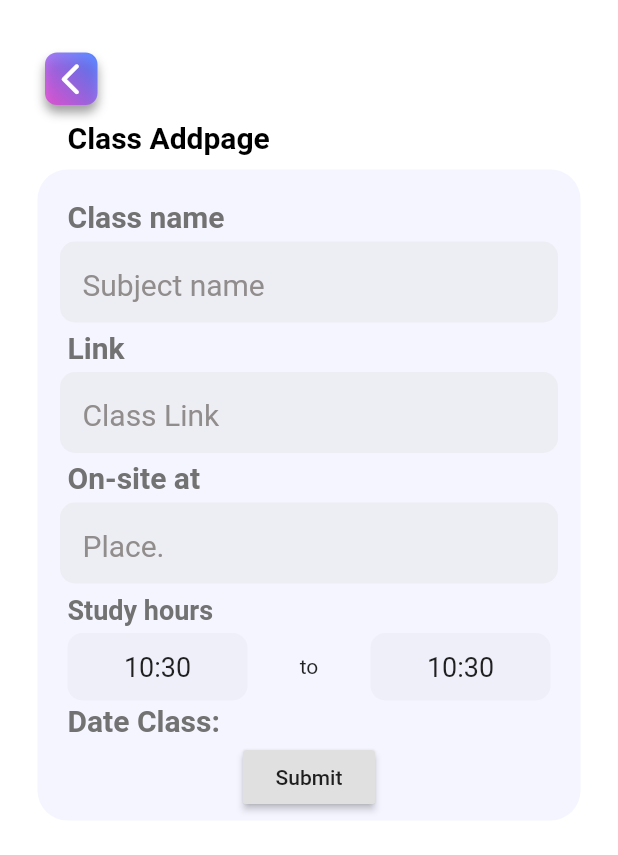
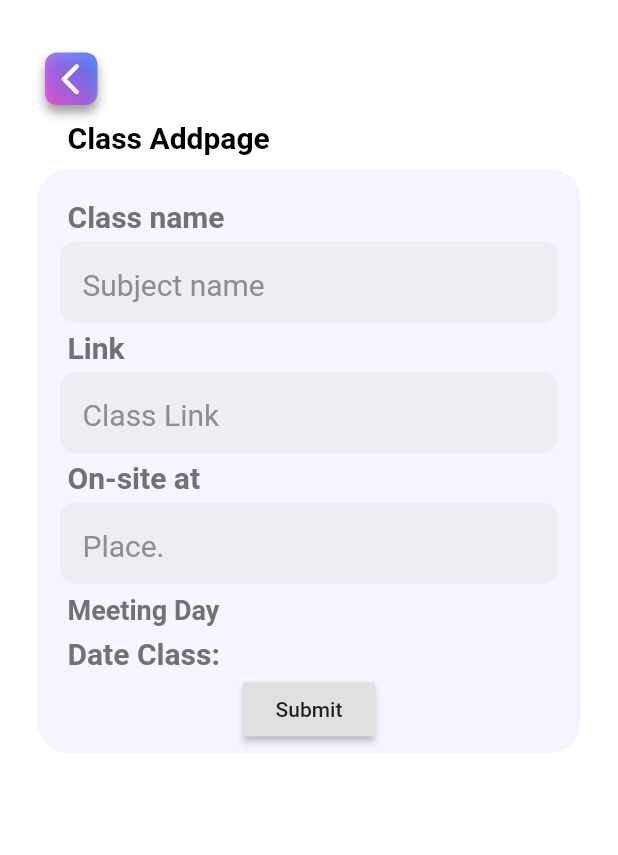
Before and after one commit to Nepumi-Jr/Time-Schedude, a Flutter app: the Addpage screen opened directly, on a phone screen of 412 x 824 dp. Shown: the top 855 px of the screen. Run offline on Flutter 3.47's test engine with Material 2 defaults, Android fonts, the phone set to English and light mode, and no system bars.

Commit message:
New AddPage :construction:

```diff
--- a/lib/front_end/addpage.dart
+++ b/lib/front_end/addpage.dart
@@ -1,8 +1,11 @@
 import 'dart:developer';
+import 'dart:io';
 import 'dart:math';
 
 import 'package:flutter/cupertino.dart';
 import 'package:flutter/material.dart';
+import 'package:sendlink_application/back_end/Timetable.dart';
+import 'package:sendlink_application/back_end/storage.dart';
 import 'package:sendlink_application/back_end/subject.dart';
 import 'package:sendlink_application/front_end/checkbox_state.dart';
 import 'colors.dart' as color;
@@ -26,6 +29,8 @@ class _AddpageState extends State<Addpage> {
   late TimeOfDay time_end_picker;
   late TimeOfDay picked;
 
+  late String subject;
+
   bool value = false;
 
   List<CheckBoxState> dayInWeek = [];
@@ -48,6 +53,15 @@ class _AddpageState extends State<Addpage> {
     super.initState();
     time_start_picker = TimeOfDay.now();
     time_end_picker = TimeOfDay.now();
+  }
+
+  Future<File> _incrementCounter() {
+    setState(() {
+      subject = TimeTable.timetable.toString();
+    });
+
+    // Write the variable as a string to the file.
+    return Storage.writeSubject(subject);
   }
 
   Future<Null> selectTimeStart(BuildContext context) async {
@@ -287,72 +301,13 @@ class _AddpageState extends State<Addpage> {
                   SizedBox(height: 2),
                   Row(children: [
                     SizedBox(width: 10),
-                    Text("Study hours",
+                    Text("Meeting Day",
                         style: TextStyle(
                             fontSize: 18,
                             color: color.AppColor.Font_sub,
                             fontWeight: FontWeight.bold)),
                   ]),
                   SizedBox(height: 5),
-                  Row(
-                    children: [
-                      SizedBox(
-                        width: 10,
-                      ),
-                      InkWell(
-                        onTap: () {
-                          selectTimeStart(context);
-                        }, // Handle your callback
-                        child: Ink(
-                          height: 45,
-                          width: 120,
-                          decoration: BoxDecoration(
-                            color: color.AppColor.box_class.withOpacity(0.5),
-                            borderRadius: BorderRadius.circular(10),
-                          ),
-                          child: Row(
-                            mainAxisAlignment: MainAxisAlignment.center,
-                            children: [
-                              Text(
-                                '${zeroHourCheck(time_start_picker)}:${zeroMinCheck(time_start_picker)}',
-                                style: TextStyle(fontSize: 18),
-                              ),
-                            ],
-                          ),
-                        ),
-                      ),
-                      Expanded(child: Container()),
-                      Container(
-                        child: Text("to"),
-                      ),
-                      Expanded(child: Container()),
-                      InkWell(
-                        onTap: () {
-                          selectTimeEnd(context);
-                        }, // Handle your callback
-                        child: Ink(
-                          height: 45,
-                          width: 120,
-                          decoration: BoxDecoration(
-                            color: color.AppColor.box_class.withOpacity(0.5),
-                            borderRadius: BorderRadius.circular(10),
-                          ),
-                          child: Row(
-                            mainAxisAlignment: MainAxisAlignment.center,
-                            children: [
-                              Text(
-                                '${zeroHourCheck(time_end_picker)}:${zeroMinCheck(time_end_picker)}',
-                                style: TextStyle(fontSize: 18),
-                              ),
-                            ],
-                          ),
-                        ),
-                      ),
-                      SizedBox(
-                        width: 10,
-                      ),
-                    ],
-                  ),
                   SizedBox(height: 2),
                   Row(children: [
                     SizedBox(width: 10),
```
